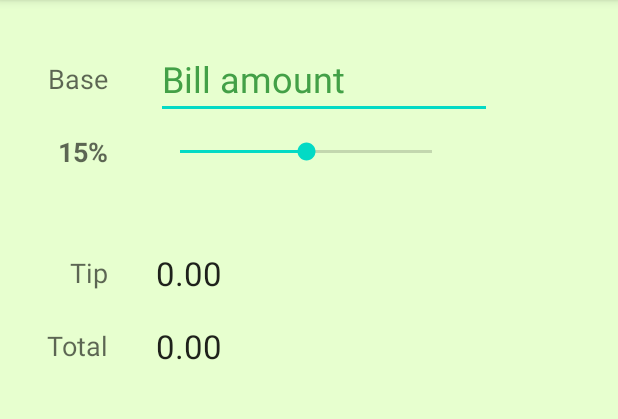
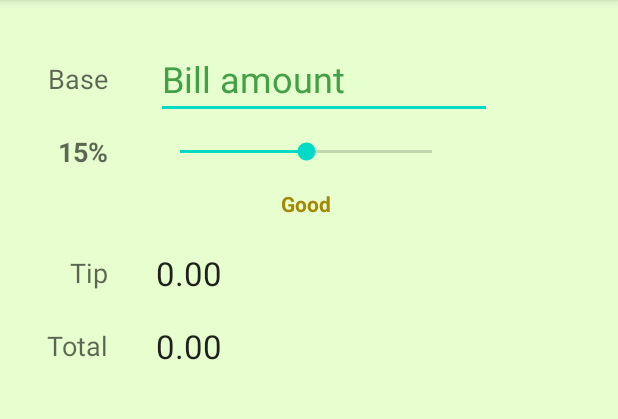
Before and after one commit to vipranarayan14/Tippy, an Android app: the screen it shows after launch (MainActivity), on a phone screen of 412 x 824 dp, the part 84-503 px from its top. Run offline under Robolectric (Android 15) with nearby library versions, the phone set to English and light mode, and no system bars.

Commit message:
feat(app): add tip description

```diff
--- a/app/src/main/java/com/vipran/tippy/MainActivity.kt
+++ b/app/src/main/java/com/vipran/tippy/MainActivity.kt
@@ -1,5 +1,6 @@
 package com.vipran.tippy
 
+import android.animation.ArgbEvaluator
 import android.os.Bundle
 import android.text.Editable
 import android.text.TextWatcher
@@ -7,6 +8,7 @@ import android.widget.EditText
 import android.widget.SeekBar
 import android.widget.TextView
 import androidx.appcompat.app.AppCompatActivity
+import androidx.core.content.ContextCompat
 
 private const val INITIAL_TIP_PERC = 15
 private const val INITIAL_TIP_AMOUNT = 0.0
@@ -18,6 +20,7 @@ class MainActivity : AppCompatActivity() {
     private lateinit var tvTipPerc: TextView
     private lateinit var tvTipAmount: TextView
     private lateinit var tvTotalAmount: TextView
+    private lateinit var tvTipDescription: TextView
 
     override fun onCreate(savedInstanceState: Bundle?) {
         super.onCreate(savedInstanceState)
@@ -28,15 +31,18 @@ class MainActivity : AppCompatActivity() {
         tvTipPerc = findViewById(R.id.tvTipPerc)
         tvTipAmount = findViewById(R.id.tvTipAmount)
         tvTotalAmount = findViewById(R.id.tvTotalAmount)
+        tvTipDescription = findViewById(R.id.tvTipDescription)
 
         seekBarTipPerc.progress = INITIAL_TIP_PERC
         tvTipPerc.text = "$INITIAL_TIP_PERC%"
+        updateTipDescription(INITIAL_TIP_PERC)
 
         seekBarTipPerc.setOnSeekBarChangeListener(object : SeekBar.OnSeekBarChangeListener {
             override fun onProgressChanged(seekBar: SeekBar?, progress: Int, fromUser: Boolean) {
                 tvTipPerc.text = "$progress%"
 
                 computeTipAndTotal()
+                updateTipDescription(progress)
             }
 
             override fun onStartTrackingTouch(p0: SeekBar?) {}
@@ -45,18 +51,35 @@ class MainActivity : AppCompatActivity() {
         })
 
         etBaseAmount.addTextChangedListener(object : TextWatcher {
-            override fun beforeTextChanged(p0: CharSequence?, p1: Int, p2: Int, p3: Int) {
+            override fun beforeTextChanged(p0: CharSequence?, p1: Int, p2: Int, p3: Int) {}
 
-            }
-
-            override fun onTextChanged(p0: CharSequence?, p1: Int, p2: Int, p3: Int) {
-            }
+            override fun onTextChanged(p0: CharSequence?, p1: Int, p2: Int, p3: Int) {}
 
             override fun afterTextChanged(baseAmount: Editable?) {
                 computeTipAndTotal()
             }
 
         })
+    }
+
+    private fun updateTipDescription(tipPerc: Int) {
+        val tipDescription = when (tipPerc) {
+            in 0..9 -> "Poor"
+            in 10..14 -> "Acceptable"
+            in 15..19 -> "Good"
+            in 20..24 -> "Great"
+            else -> "Amazing"
+        }
+
+        tvTipDescription.text = tipDescription
+
+        val color = ArgbEvaluator().evaluate(
+            tipPerc.toFloat() / seekBarTipPerc.max,
+            ContextCompat.getColor(this, R.color.tip_worst),
+            ContextCompat.getColor(this, R.color.tip_best)
+        ) as Int
+
+        tvTipDescription.setTextColor(color)
     }
 
     private fun computeTipAndTotal() {
--- a/app/src/main/res/values/colors.xml
+++ b/app/src/main/res/values/colors.xml
@@ -7,7 +7,10 @@
     <color name="teal_700">#FF018786</color>
     <color name="black">#FF000000</color>
     <color name="white">#FFFFFFFF</color>
+
     <color name="green_primary">#4EC760</color>
     <color name="green_primary_variant">#2F783A</color>
     <color name="green_bg">#E7FFCF</color>
+    <color name="tip_worst">#DC1E0B</color>
+    <color name="tip_best">#35BA01</color>
 </resources>
```
